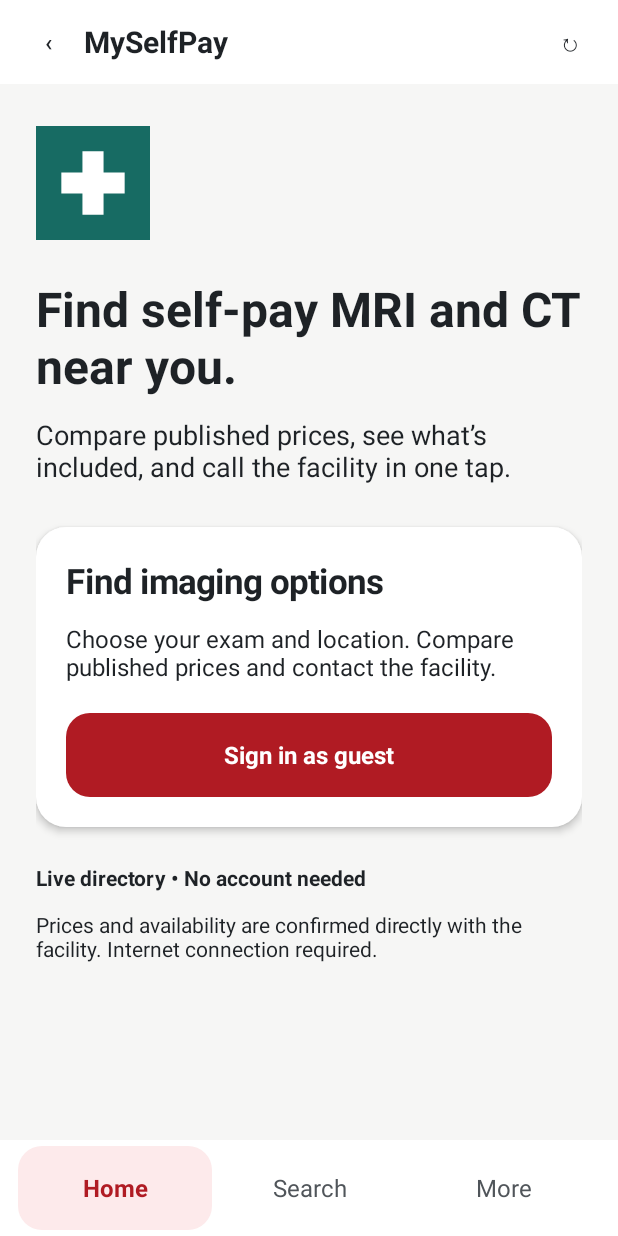
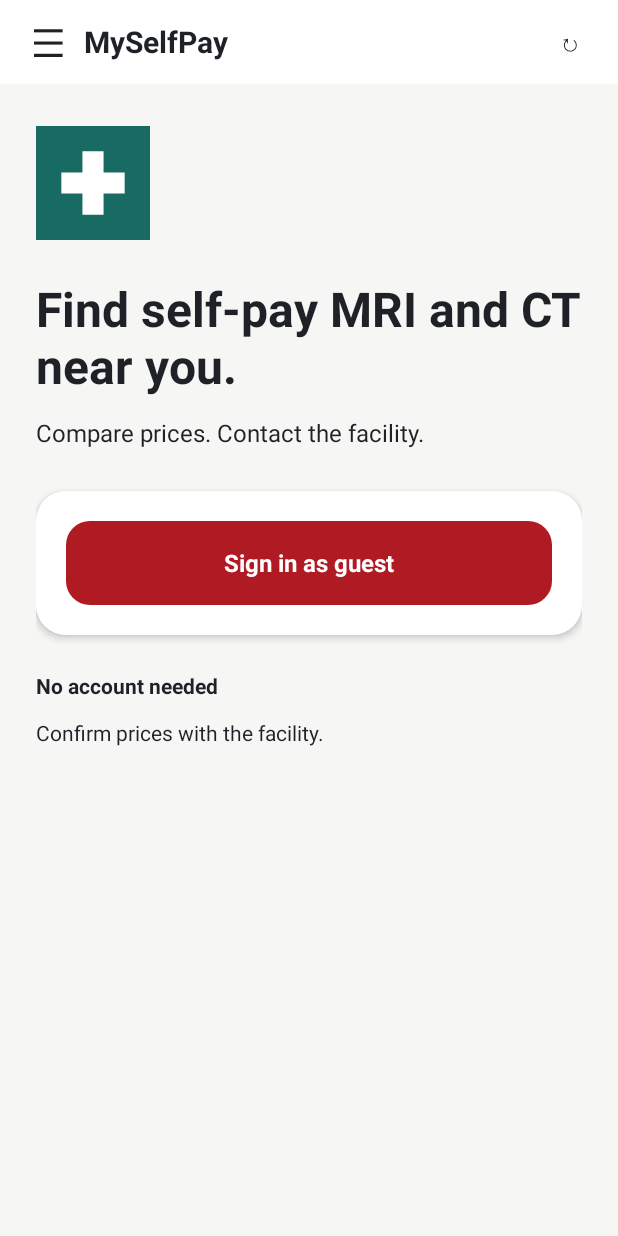
Before and after one commit to OneSmarterInc/SelfPay, an Android app: the screen it shows after launch (MainActivity), on a phone screen of 412 x 824 dp. Run offline under Robolectric (Android 15) with nearby library versions, the phone set to English and light mode, and no system bars; 1 statement that could not run was skipped.

Commit message:
Use a hamburger drawer and simplify Android home screen copy

```diff
--- a/android/app/src/main/java/com/onesmarter/myselfpay/MainActivity.java
+++ b/android/app/src/main/java/com/onesmarter/myselfpay/MainActivity.java
@@ -34,7 +34,6 @@ public class MainActivity extends Activity {
     private ScrollView home;
     private FrameLayout content;
     private TextView title;
-    private Button homeTab, searchTab, moreTab;
     private boolean openSearch;
     private LinearLayout errorPanel;
     private ProgressBar progress;
@@ -84,9 +83,10 @@ public class MainActivity extends Activity {
         LinearLayout toolbar = new LinearLayout(this);
         toolbar.setGravity(Gravity.CENTER_VERTICAL);
         toolbar.setPadding(dp(8), dp(4), dp(8), dp(4));
-        Button back = action("‹", "Go back");
-        back.setOnClickListener(v -> onBackPressed());
-        toolbar.addView(back, new LinearLayout.LayoutParams(dp(48), dp(48)));
+        Button menu = action("☰", "Open navigation menu");
+        menu.setTextSize(26);
+        menu.setOnClickListener(v -> showMenu());
+        toolbar.addView(menu, new LinearLayout.LayoutParams(dp(48), dp(48)));
         title = text("MySelfPay", 20, true);
         toolbar.addView(title, new LinearLayout.LayoutParams(0, dp(48), 1));
         title.setGravity(Gravity.CENTER_VERTICAL);
@@ -97,34 +97,6 @@ public class MainActivity extends Activity {
         home = createHome();
         root.addView(home, new FrameLayout.LayoutParams(-1,-1));
         shell.addView(root, new LinearLayout.LayoutParams(-1,0,1));
-        LinearLayout tabs = new LinearLayout(this);
-        tabs.setPadding(dp(12),dp(4),dp(12),dp(4));
-        homeTab = action("Home", "Home");
-        searchTab = action("Search", "Search imaging");
-        Button more = action("More", "About, privacy and support");
-        moreTab = more;
-        tabs.setElevation(dp(8));
-        tabs.addView(homeTab,new LinearLayout.LayoutParams(0,dp(56),1));
-        tabs.addView(searchTab,new LinearLayout.LayoutParams(0,dp(56),1));
-        tabs.addView(more,new LinearLayout.LayoutParams(0,dp(56),1));
-        homeTab.setOnClickListener(v -> showHome());
-        searchTab.setOnClickListener(v -> showSearch());
-        more.setOnClickListener(v -> new AlertDialog.Builder(this).setTitle("MySelfPay")
-            .setItems(new String[]{"About","Contact","Terms & Privacy","For imaging centers","Sign out"},(dialog,index)->{
-                if(index==4){
-                    new AlertDialog.Builder(this).setMessage("Sign out?")
-                        .setPositiveButton("Sign out",(d,w)->{
-                            web.evaluateJavascript("(function(){var p=document.getElementById('profile');if(p&&p.textContent==='Sign out')p.click();})()",null);
-                            showHome();
-                        }).setNegativeButton("Cancel",null).show();
-                }else{
-                    String[] paths={"about","contact","privacy-terms","for-imaging-centers"};
-                    home.setVisibility(View.GONE);web.setVisibility(View.VISIBLE);
-                    title.setText(new String[]{"About","Contact","Terms & Privacy","For imaging centers"}[index]);
-                    selectTab(moreTab);openSearch=false;web.loadUrl(UrlPolicy.HOME+paths[index]);
-                }
-            }).show());
-        shell.addView(tabs);
         setContentView(shell);
         WebSettings settings = web.getSettings();
         settings.setJavaScriptEnabled(true);
@@ -186,14 +158,51 @@ public class MainActivity extends Activity {
             android.content.res.ColorStateList.valueOf(0x22000000),shape,null));
         button.setTextColor(foreground);
     }
-    private void selectTab(Button selected){
-        for(Button tab:new Button[]{homeTab,searchTab,moreTab}){
-            boolean active=tab==selected;
-            styleButton(tab,active?Color.rgb(253,234,235):Color.TRANSPARENT,
-                active?Color.rgb(176,27,35):Color.rgb(80,85,90));
-            tab.setTypeface(Typeface.DEFAULT,active?Typeface.BOLD:Typeface.NORMAL);
-            tab.setSelected(active);
+    private void showMenu(){
+        android.app.Dialog drawer=new android.app.Dialog(this);
+        ScrollView scroll=new ScrollView(this);
+        LinearLayout items=new LinearLayout(this);items.setOrientation(LinearLayout.VERTICAL);
+        items.setPadding(dp(16),dp(24),dp(16),dp(24));items.setBackgroundColor(Color.WHITE);
+        scroll.addView(items);
+        LinearLayout header=new LinearLayout(this);header.setGravity(Gravity.CENTER_VERTICAL);
+        header.addView(text("MySelfPay",22,true),new LinearLayout.LayoutParams(0,-2,1));
+        Button close=action("×","Close navigation menu");close.setTextSize(26);
+        close.setOnClickListener(v->drawer.dismiss());
+        header.addView(close,new LinearLayout.LayoutParams(dp(48),dp(48)));items.addView(header);
+        String[] labels={"Home","Search","About","Contact","Terms & Privacy","For imaging centers","Sign out"};
+        for(int i=0;i<labels.length;i++){
+            final int index=i;
+            Button item=action(labels[i],labels[i]);item.setGravity(Gravity.START|Gravity.CENTER_VERTICAL);
+            LinearLayout.LayoutParams row=new LinearLayout.LayoutParams(-1,dp(56));row.topMargin=dp(6);
+            items.addView(item,row);
+            item.setOnClickListener(v->{
+                drawer.dismiss();
+                if(index==0){showHome();return;}
+                if(index==1){showSearch();return;}
+                if(index==6){
+                    new AlertDialog.Builder(this).setMessage("Sign out?")
+                        .setPositiveButton("Sign out",(d,w)->{
+                            web.evaluateJavascript("(function(){var p=document.getElementById('profile');if(p&&p.textContent==='Sign out')p.click();})()",null);
+                            showHome();
+                        }).setNegativeButton("Cancel",null).show();
+                    return;
+                }
+                String[] paths={"about","contact","privacy-terms","for-imaging-centers"};
+                home.setVisibility(View.GONE);web.setVisibility(View.VISIBLE);
+                title.setText(labels[index]);openSearch=false;web.loadUrl(UrlPolicy.HOME+paths[index-2]);
+            });
         }
+        drawer.setContentView(scroll);
+        android.view.Window window=drawer.getWindow();
+        if(window!=null){
+            window.setBackgroundDrawableResource(android.R.color.transparent);
+            window.setGravity(Gravity.START|Gravity.TOP);
+            window.addFlags(android.view.WindowManager.LayoutParams.FLAG_DIM_BEHIND);
+            android.view.WindowManager.LayoutParams attributes=window.getAttributes();
+            attributes.dimAmount=0.35f;window.setAttributes(attributes);
+        }
+        drawer.show();
+        if(window!=null)window.setLayout(Math.min(dp(320),getResources().getDisplayMetrics().widthPixels-dp(32)),-1);
     }
     private ScrollView createHome(){
         ScrollView scroll=new ScrollView(this);scroll.setFillViewport(true);scroll.setBackgroundColor(Color.rgb(246,246,245));
@@ -203,28 +212,24 @@ public class MainActivity extends Activity {
         logo.setContentDescription("MySelfPay logo");column.addView(logo,new LinearLayout.LayoutParams(dp(76),dp(76)));
         TextView heading=text("Find self-pay MRI and CT near you.",32,true);
         heading.setPadding(0,dp(24),0,dp(12));column.addView(heading);
-        TextView intro=text("Compare published prices, see what’s included, and call the facility in one tap.",18,false);column.addView(intro);
+        TextView intro=text("Compare prices. Contact the facility.",16,false);column.addView(intro);
         LinearLayout card=new LinearLayout(this);card.setOrientation(LinearLayout.VERTICAL);
         card.setPadding(dp(20),dp(20),dp(20),dp(20));
         GradientDrawable bg=new GradientDrawable();bg.setColor(Color.WHITE);bg.setCornerRadius(dp(20));card.setBackground(bg);card.setElevation(dp(3));
         LinearLayout.LayoutParams cp=new LinearLayout.LayoutParams(-1,-2);cp.topMargin=dp(28);column.addView(card,cp);
-        card.addView(text("Find imaging options",23,true));
-        TextView detail=text("Choose your exam and location. Compare published prices and contact the facility.",16,false);
-        detail.setPadding(0,dp(12),0,dp(20));card.addView(detail);
         Button start=action("Sign in as guest","Sign in as guest");
         styleButton(start,Color.rgb(176,27,35),Color.WHITE);start.setTypeface(Typeface.DEFAULT,Typeface.BOLD);
         start.setOnClickListener(v->showSearch());card.addView(start,new LinearLayout.LayoutParams(-1,dp(56)));
-        TextView note=text("Live directory • No account needed",14,true);note.setPadding(0,dp(24),0,dp(12));column.addView(note);
-        column.addView(text("Prices and availability are confirmed directly with the facility. Internet connection required.",14,false));
+        TextView note=text("No account needed",14,true);note.setPadding(0,dp(24),0,dp(12));column.addView(note);
+        column.addView(text("Confirm prices with the facility.",14,false));
         return scroll;
     }
     private void showHome(){
         home.setVisibility(View.VISIBLE);web.setVisibility(View.INVISIBLE);
-        title.setText("MySelfPay");selectTab(homeTab);
+        title.setText("MySelfPay");
     }
     private void showSearch(){
         home.setVisibility(View.GONE);web.setVisibility(View.VISIBLE);title.setText("Find imaging options");
-        selectTab(searchTab);
         openSearch=true;
         if(web.getUrl()==null || !web.getUrl().equals(UrlPolicy.HOME))web.loadUrl(UrlPolicy.HOME);
         else applyAppLayout();
```
